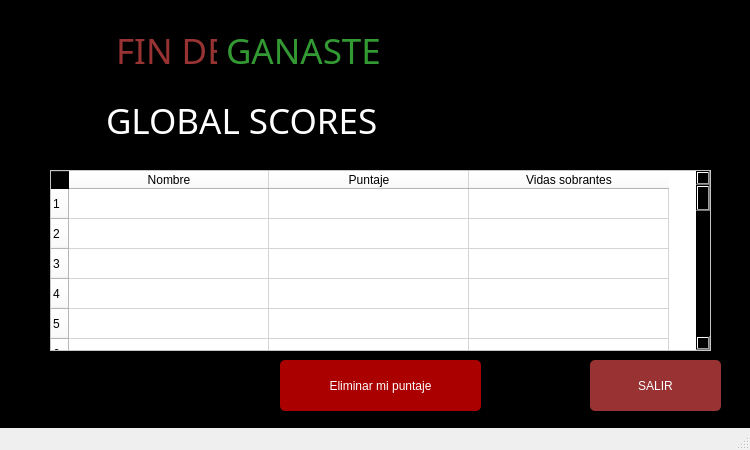
Qt form endgame.ui (javierjose1224/Proyecto_final) before a commit.
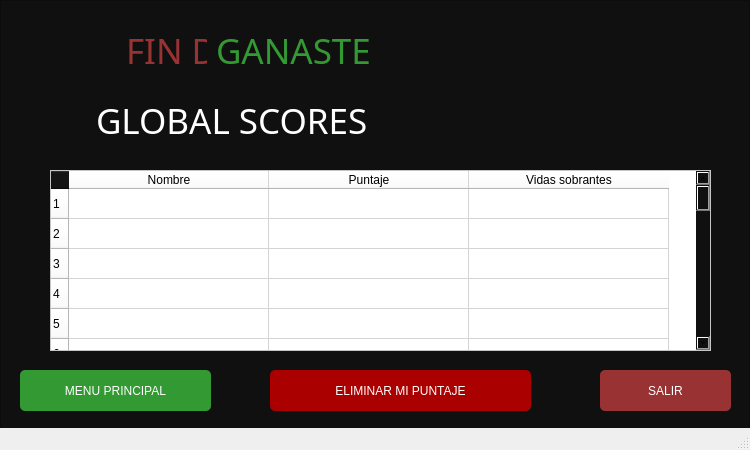
The same form after that commit.

Diff of the .ui file:
```diff
--- a/endgame.ui
+++ b/endgame.ui
@@ -30,7 +30,7 @@
      </rect>
     </property>
     <property name="styleSheet">
-     <string notr="true">background-color: rgb(0, 0, 0);</string>
+     <string notr="true">background-color: #101010;</string>
     </property>
     <property name="frameShape">
      <enum>QFrame::StyledPanel</enum>
@@ -44,9 +44,9 @@
      </property>
      <property name="geometry">
       <rect>
-       <x>60</x>
+       <x>50</x>
        <y>80</y>
-       <width>631</width>
+       <width>641</width>
        <height>81</height>
       </rect>
      </property>
@@ -78,9 +78,9 @@
      </property>
      <property name="geometry">
       <rect>
-       <x>70</x>
+       <x>80</x>
        <y>10</y>
-       <width>571</width>
+       <width>561</width>
        <height>81</height>
       </rect>
      </property>
@@ -311,10 +311,10 @@
     <widget class="QPushButton" name="SALIR">
      <property name="geometry">
       <rect>
-       <x>590</x>
-       <y>360</y>
+       <x>600</x>
+       <y>370</y>
        <width>131</width>
-       <height>51</height>
+       <height>41</height>
       </rect>
      </property>
      <property name="styleSheet">
@@ -331,10 +331,10 @@
     <widget class="QPushButton" name="Eliminar">
      <property name="geometry">
       <rect>
-       <x>280</x>
-       <y>360</y>
-       <width>201</width>
-       <height>51</height>
+       <x>270</x>
+       <y>370</y>
+       <width>261</width>
+       <height>41</height>
       </rect>
      </property>
      <property name="styleSheet">
@@ -345,7 +345,7 @@
 Color: #fefefe;</string>
      </property>
      <property name="text">
-      <string>Eliminar mi puntaje</string>
+      <string>ELIMINAR MI PUNTAJE</string>
      </property>
     </widget>
     <widget class="QLabel" name="label">
@@ -354,7 +354,7 @@
      </property>
      <property name="geometry">
       <rect>
-       <x>180</x>
+       <x>170</x>
        <y>10</y>
        <width>411</width>
        <height>81</height>
@@ -382,6 +382,26 @@
       <string>GANASTE</string>
      </property>
     </widget>
+    <widget class="QPushButton" name="Menu">
+     <property name="geometry">
+      <rect>
+       <x>20</x>
+       <y>370</y>
+       <width>191</width>
+       <height>41</height>
+      </rect>
+     </property>
+     <property name="styleSheet">
+      <string notr="true">Padding: 1px;
+font: 16pt &quot;MV Boli&quot;;
+Border-radius: 5px;
+Background: #393;
+Color: #fefefe;</string>
+     </property>
+     <property name="text">
+      <string>MENU PRINCIPAL</string>
+     </property>
+    </widget>
    </widget>
   </widget>
   <widget class="QStatusBar" name="statusbar"/>
```
